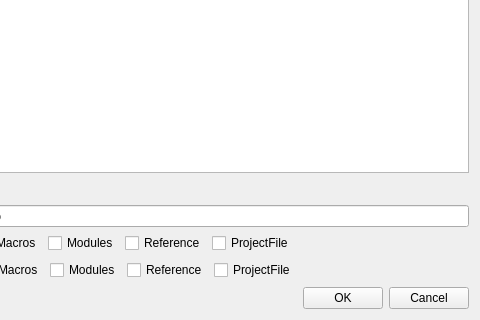
Old version of the form cvscontroller/src/cvscontroller/view/maindialog.ui in the repository shoderico/AccessCvs; both pictures show x 502 to 982 and y 243 to 563 of the 982 by 563 pixel window.
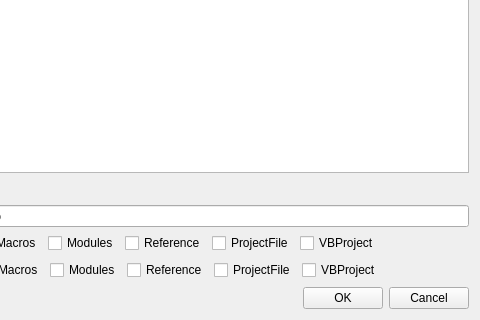
New version of the form.

Commit message: [AC-12] implement VBProject import/export

What changed in the file:
```diff
--- a/cvscontroller/src/cvscontroller/view/maindialog.ui
+++ b/cvscontroller/src/cvscontroller/view/maindialog.ui
@@ -156,6 +156,13 @@
          </property>
         </widget>
        </item>
+       <item>
+        <widget class="QCheckBox" name="showVBProjectCheckBox">
+         <property name="text">
+          <string>VBProject</string>
+         </property>
+        </widget>
+       </item>
        <item>
         <spacer name="horizontalSpacer_3">
          <property name="orientation">
@@ -250,6 +257,13 @@
          </property>
         </widget>
        </item>
+       <item>
+        <widget class="QCheckBox" name="selectVBProjectCheckBox">
+         <property name="text">
+          <string>VBProject</string>
+         </property>
+        </widget>
+       </item>
        <item>
         <spacer name="horizontalSpacer_2">
          <property name="orientation">
```
The commit also changes 8 other files.
